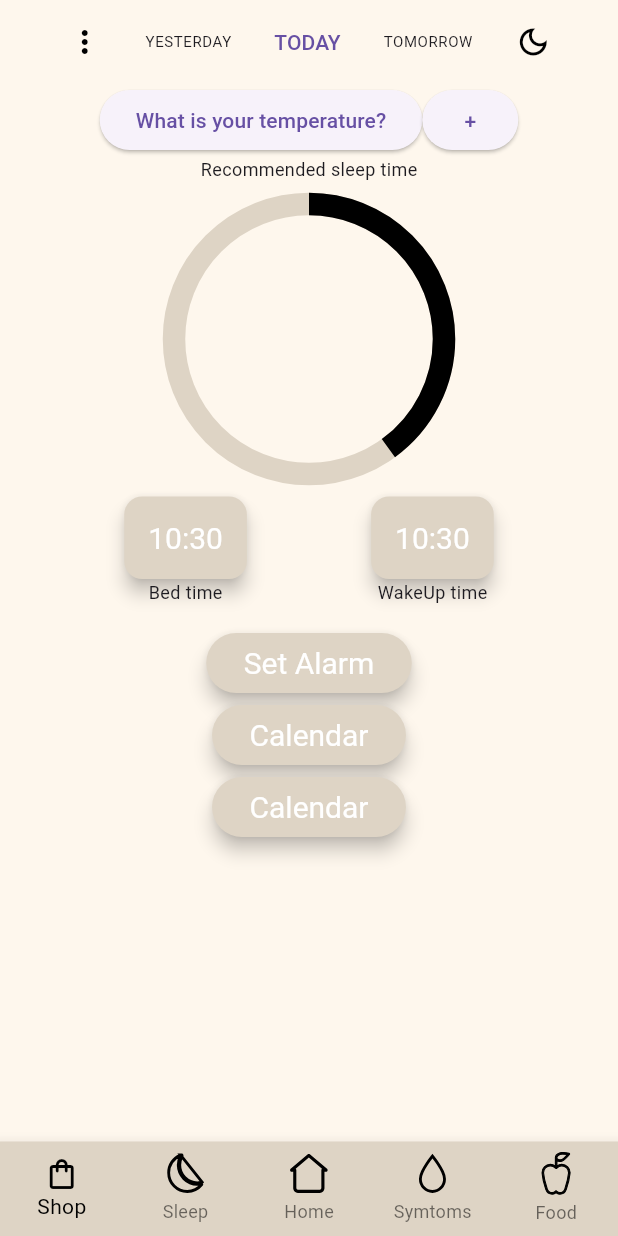
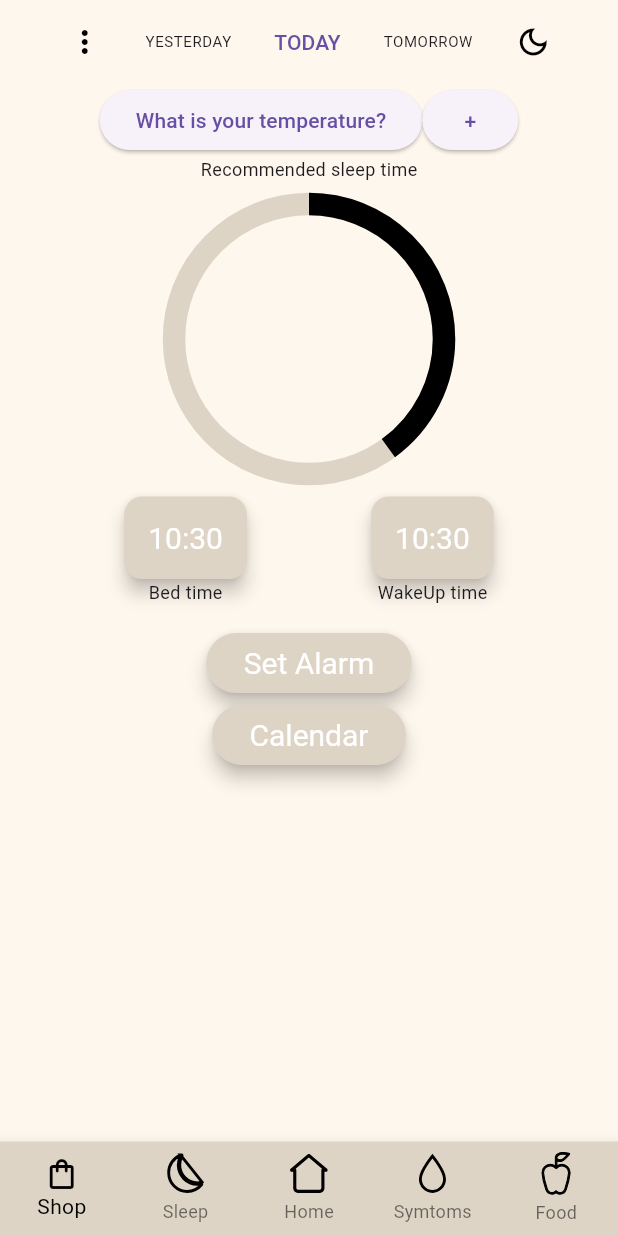
Before and after one commit to BasantaPoudel/ByCycle, a Flutter app: the screen it shows after launch, on a phone screen of 412 x 824 dp. Run offline on Flutter 3.47's test engine with Material 3 defaults, Android fonts, the phone set to English and light mode, and no system bars; our stand-ins replace bloc, cloud_firestore, firebase_core, flutter_bloc, flutter_svg, table_calendar; missing offline and left inert: android_intent_plus; accounts and stored records are empty; Roboto replaces fonts that are missing (Hind).

Commit message:
Removed duplicate calendar elevatedButton

```diff
--- a/lib/main.dart
+++ b/lib/main.dart
@@ -254,43 +254,6 @@ class _MyHomePageState extends State<MyHomePage> {
           ElevatedButton(
             style: ButtonStyle(
               backgroundColor:
-                  MaterialStateProperty.all<Color>(const Color(0xFFDED4C5)),
-              foregroundColor: MaterialStateProperty.all<Color>(Colors.white),
-              padding: MaterialStateProperty.all<EdgeInsets>(
-                  const EdgeInsets.only(left: 25, right: 25)),
-              textStyle: MaterialStateProperty.all<TextStyle>(
-                  const TextStyle(fontSize: 20, color: Colors.black)),
-              elevation: MaterialStateProperty.all<double>(5.0),
-            ),
-            onPressed: () {
-              print(exampleInitialDateTimeRanges);
-              Navigator.push(
-                context,
-                MaterialPageRoute(
-                  builder: (context) => Calendar(
-                    //initialDateTimeRanges: timeRanges
-                    initialDateTimeRanges: exampleInitialDateTimeRanges,
-                    /*
-                      initialDateTimeRanges: [
-                        DateTimeRange(
-                          start: DateTime.now().add(Duration(days: 7)),
-                          end: DateTime.now().add(Duration(days: 14)),
-                        ),
-                        DateTimeRange(
-                          start: DateTime.now().add(Duration(days: 3)),
-                          end: DateTime.now().add(Duration(days: 5)),
-                        ),
-                      ],
-                      */
-                  ),
-                ),
-              );
-            },
-            child: const Text('Calendar'),
-          ),
-          ElevatedButton(
-            style: ButtonStyle(
-              backgroundColor:
                   MaterialStateProperty.all<Color>(Color(0xFFDED4C5)),
               foregroundColor: MaterialStateProperty.all<Color>(Colors.white),
               padding: MaterialStateProperty.all<EdgeInsets>(
```
